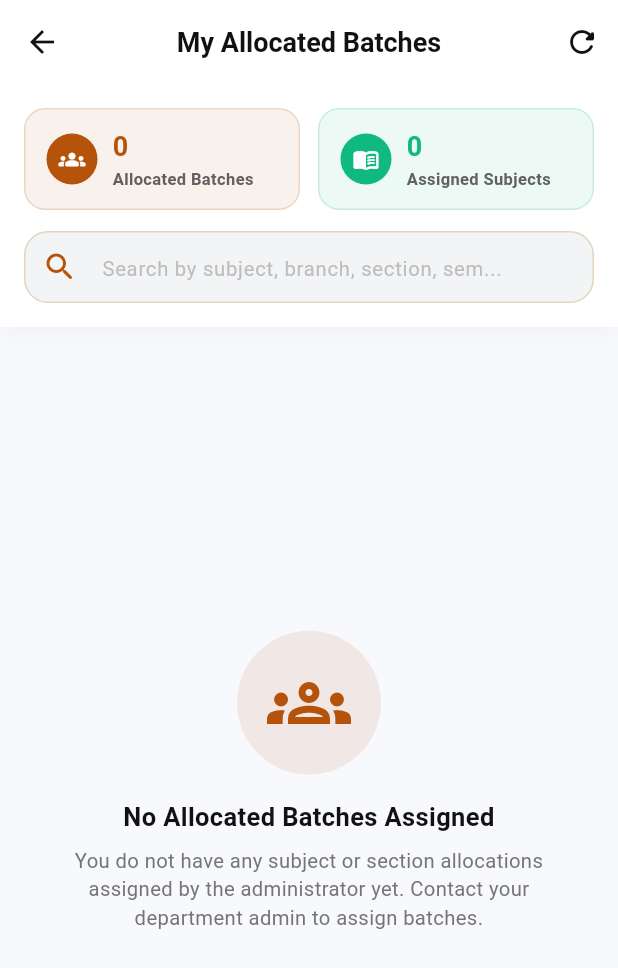
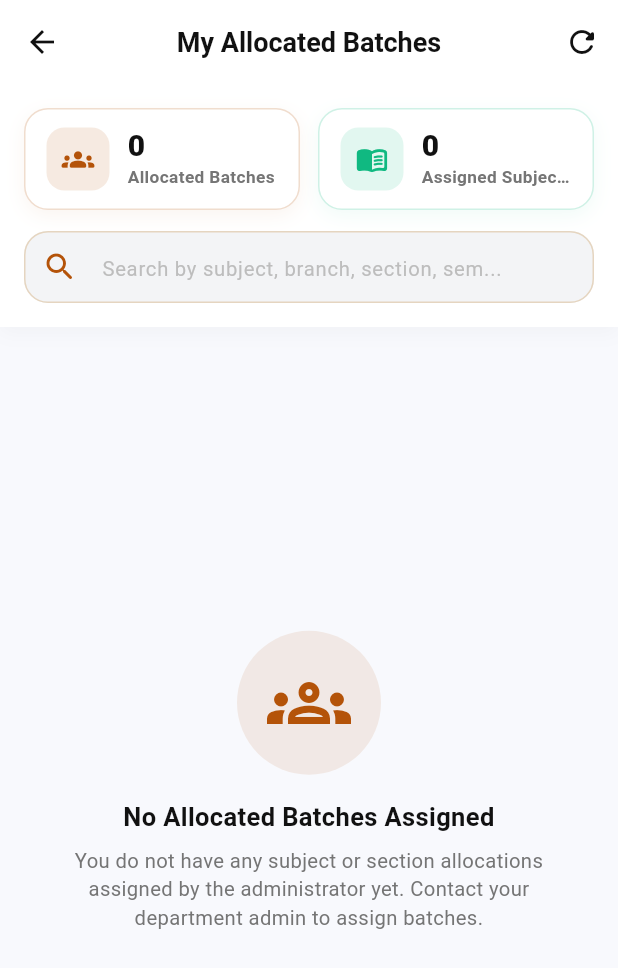
Before and after one commit to neodyit/Acadova-app, a Flutter app: the MyBatchesScreen screen opened directly with empty values, on a phone screen of 412 x 824 dp. Shown: the top 968 px of the screen. Run offline on Flutter 3.47's test engine with Material 3 defaults, Android fonts, the phone set to English and light mode, and no system bars; our stand-ins replace app_links, file_picker, geolocator, google_mobile_ads, google_sign_in, image_picker and 1 more; accounts and stored records are empty; network calls fail.

Commit message:
Update Faculty navigation, top notification bell, and redesign My Batches summary cards

```diff
--- a/lib/screens/faculty_dashboard_screen.dart
+++ b/lib/screens/faculty_dashboard_screen.dart
@@ -359,20 +359,6 @@ class _FacultyDashboardScreenState extends State<FacultyDashboardScreen> {
                     );
                   },
                 ),
-                _buildDrawerItem(
-                  icon: Icons.notifications_none_rounded,
-                  activeIcon: Icons.notifications_rounded,
-                  title: 'Notifications',
-                  iconColor: const Color(0xFFF59E0B),
-                  onTap: () {
-                    Navigator.pop(context);
-                    Navigator.of(context).push(
-                      MaterialPageRoute(
-                        builder: (_) => NotificationsScreen(userData: _user),
-                      ),
-                    );
-                  },
-                ),
                 const Padding(
                   padding: EdgeInsets.symmetric(vertical: 8.0, horizontal: 12),
                   child: Divider(color: AppTheme.border),
@@ -592,7 +578,11 @@ class _FacultyDashboardScreenState extends State<FacultyDashboardScreen> {
               IconButton(
                 icon: const Icon(Icons.notifications_none_rounded, color: AppTheme.mainText, size: 24),
                 onPressed: () {
-                  CustomToast.show(context, message: 'No new notifications', type: ToastType.info);
+                  Navigator.of(context).push(
+                    MaterialPageRoute(
+                      builder: (_) => NotificationsScreen(userData: _user),
+                    ),
+                  );
                 },
                 tooltip: 'Notifications',
               ),
--- a/lib/screens/my_batches_screen.dart
+++ b/lib/screens/my_batches_screen.dart
@@ -233,39 +233,49 @@ class _MyBatchesScreenState extends State<MyBatchesScreen> {
     return Container(
       padding: const EdgeInsets.symmetric(horizontal: 14, vertical: 12),
       decoration: BoxDecoration(
-        color: color.withValues(alpha: 0.08),
-        borderRadius: BorderRadius.circular(14),
-        border: Border.all(color: color.withValues(alpha: 0.18)),
+        color: Colors.white,
+        borderRadius: BorderRadius.circular(16),
+        border: Border.all(color: color.withValues(alpha: 0.2), width: 1),
+        boxShadow: [
+          BoxShadow(
+            color: color.withValues(alpha: 0.06),
+            blurRadius: 10,
+            offset: const Offset(0, 4),
+          ),
+        ],
       ),
       child: Row(
         children: [
           Container(
-            padding: const EdgeInsets.all(8),
+            padding: const EdgeInsets.all(10),
             decoration: BoxDecoration(
-              color: color,
-              shape: BoxShape.circle,
+              color: color.withValues(alpha: 0.12),
+              borderRadius: BorderRadius.circular(12),
             ),
-            child: Icon(icon, color: Colors.white, size: 18),
+            child: Icon(icon, color: color, size: 22),
           ),
-          const SizedBox(width: 10),
+          const SizedBox(width: 12),
           Expanded(
             child: Column(
               crossAxisAlignment: CrossAxisAlignment.start,
+              mainAxisSize: MainAxisSize.min,
               children: [
                 Text(
                   value,
                   style: TextStyle(
-                    fontSize: 18,
-                    fontWeight: FontWeight.bold,
-                    color: color,
+                    fontSize: 20,
+                    fontWeight: FontWeight.w800,
+                    color: AppTheme.mainText,
+                    height: 1.1,
                   ),
                 ),
+                const SizedBox(height: 2),
                 Text(
                   title,
                   style: TextStyle(
-                    fontSize: 11,
+                    fontSize: 11.5,
                     fontWeight: FontWeight.w600,
-                    color: Colors.grey.shade700,
+                    color: Colors.grey.shade600,
                   ),
                   maxLines: 1,
                   overflow: TextOverflow.ellipsis,
```
